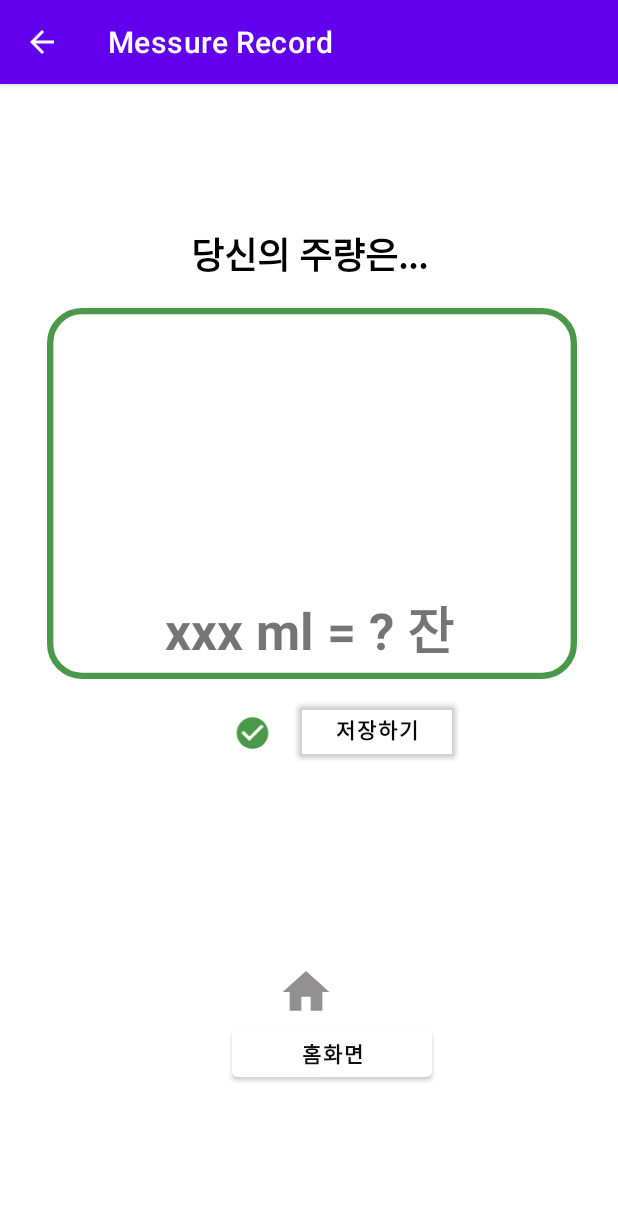
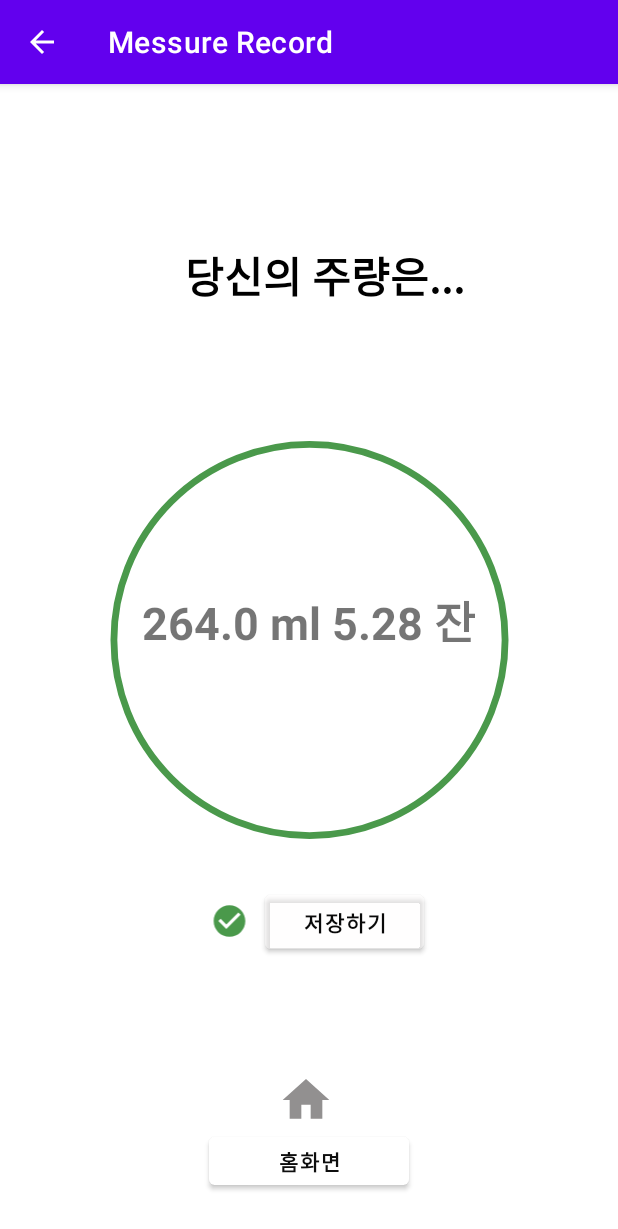
Before and after one commit to seohyun-kim/Drinking-Controller_by-Kotlin, an Android app: the MessureRecord screen opened directly, with no data from a screen before it, on a phone screen of 412 x 824 dp. Shown: the top 1229 px of the screen. Run offline under Robolectric (Android 15) with nearby library versions, the phone set to English and light mode, and no system bars.

Commit message:
ui 수정중

```diff
--- a/app/build.gradle
+++ b/app/build.gradle
@@ -17,6 +17,7 @@ android {
         versionCode 1
         versionName "1.0"
         testInstrumentationRunner "androidx.test.runner.AndroidJUnitRunner"
+        vectorDrawables.useSupportLibrary = true
     }
 
     buildTypes {
@@ -41,6 +42,7 @@ dependencies {
     implementation 'androidx.appcompat:appcompat:1.3.0'
     implementation 'com.google.android.material:material:1.3.0'
     implementation 'androidx.constraintlayout:constraintlayout:2.0.4'
+    implementation 'androidx.recyclerview:recyclerview-selection:1.0.0'
     testImplementation 'junit:junit:4.+'
     androidTestImplementation 'androidx.test.ext:junit:1.1.2'
     androidTestImplementation 'androidx.test.espresso:espresso-core:3.3.0'
--- a/app/src/main/AndroidManifest.xml
+++ b/app/src/main/AndroidManifest.xml
@@ -2,6 +2,9 @@
 <manifest xmlns:android="http://schemas.android.com/apk/res/android"
     package="com.example.myappbykotlin_1">
 
+    <uses-permission android:name="android.permission.BLUETOOTH" />
+    <uses-permission android:name="android.permission.BLUETOOTH_ADMIN" />
+    <uses-permission android:name="android.permission.ACCESS_FINE_LOCATION" />
     <application
         android:allowBackup="true"
         android:icon="@mipmap/ic_launcher"
--- a/app/src/main/java/com/example/myappbykotlin_1/MessureRecord.kt
+++ b/app/src/main/java/com/example/myappbykotlin_1/MessureRecord.kt
@@ -1,13 +1,19 @@
 package com.example.myappbykotlin_1
-
 import android.content.Intent
-import androidx.appcompat.app.AppCompatActivity
+import android.os.Build
 import android.os.Bundle
 import android.util.Log
-import android.widget.Toolbar
+import androidx.annotation.RequiresApi
+import androidx.appcompat.app.AppCompatActivity
+import com.example.myappbykotlin_1.databinding.ActivityMessureRecordBinding
+import java.time.LocalDate
+import java.util.Locale
+import java.text.SimpleDateFormat
+import java.util.Date
+import java.util.*
 
-import com.example.myappbykotlin_1.databinding.ActivityMessureRecordBinding
-    class MessureRecord: AppCompatActivity() {
+class MessureRecord: AppCompatActivity() {
+    @RequiresApi(Build.VERSION_CODES.O)
     override fun onCreate(savedInstanceState: Bundle?) {
         super.onCreate(savedInstanceState)
         setContentView(R.layout.activity_messure_record)
@@ -19,23 +25,54 @@ import com.example.myappbykotlin_1.databinding.ActivityMessureRecordBinding
         //set back button
         actionbar.setDisplayHomeAsUpEnabled(true)
         actionbar.setDisplayHomeAsUpEnabled(true)
-
+        val now = LocalDate.now()
+        // 현재시간을 가져오기
+        val long_now = System.currentTimeMillis()
+        // 현재 시간을 Date 타입으로 변환
+        val t_date = Date(long_now)
+        // 날짜, 시간을 가져오고 싶은 형태 선언
+        val t_dateFormat = SimpleDateFormat("yyyy-MM-dd", Locale("ko", "KR"))
+        // 현재 시간을 dateFormat 에 선언한 형태의 String 으로 변환
+        val str_date = t_dateFormat.format(t_date)
+        println("현재 날짜 및 시간 : "+str_date)
+        //확인용임. 잘 되면 삭제할거
+        println("현재 날짜"+now)
         //뷰 바인딩
         val binding=ActivityMessureRecordBinding.inflate(layoutInflater) //뷰 바인딩 사용 준비
         setContentView(binding.root) //화면 안의 버튼 사용 가능
+        var drinkcapacity :Float = 264F;
+        var ml_drinkcapacity :Float = drinkcapacity/50;
+        binding.drinkcapacitytext.text= drinkcapacity.toString()+" ml " + ml_drinkcapacity.toString()+" 잔 ";
         binding.homebackbtn.setOnClickListener{
             val nextIntent = Intent(this,MainActivity::class.java)
             startActivity(nextIntent)
             Log.d("Btn", "Messure Record Btn is clicked! method = Log.d")
         } //binding 변수로 뷰에서 만든 버튼에 접근 가능
         //임시로 값 저장
-        var drinkcapacity :Float = 100F;
-        var ml_drinkcapacity :Float = drinkcapacity/50;
+
         binding.savebtn.setOnClickListener{
-            binding.drinkcapacitytext.text= drinkcapacity.toString()+" ml " + ml_drinkcapacity.toString()+" 잔 ";
-            drinkcapacity+=50
-            ml_drinkcapacity = drinkcapacity/50
-
+            //내부저장소 이용
+            val sharedPreference = getSharedPreferences("test", 0);
+            val editor = sharedPreference.edit();
+            //데이터 넣음(key=> 날짜, value==>주량)
+//            editor.putString("2021-07-25", 100F.toString());
+//            editor.putString("2021-07-26", 100F.toString());
+//            editor.putString("2021-07-27", 183F.toString());
+//            editor.putString("2021-07-28", 240F.toString());
+//            editor.putString("2021-07-29", 73F.toString());
+            editor.putString("$now", drinkcapacity.toString());
+            editor.apply();
+            //없는 데이터 출력하면 "데이터 없음"이라고 뜸
+            val value1 = sharedPreference.getString("2021-07-24", "데이터 없음");
+            Log.d("no data","value"+value1);
+            //내부저장소 전체 출력
+            val allEntries: Map<String, *> = sharedPreference.getAll()
+            for ((key, value) in allEntries) {
+                Log.d("entire values", key + ": " + value.toString())
+            }
+            //데이터 삭제
+//            editor.clear()
+//            editor.apply()
         }
     }
     override fun onSupportNavigateUp(): Boolean {
--- /dev/null
+++ b/app/src/main/res/drawable/circle_g.xml
@@ -0,0 +1,7 @@
+<?xml version="1.0" encoding="utf-8"?>
+
+<shape xmlns:android="http://schemas.android.com/apk/res/android" android:shape="oval">
+    <solid android:color="#FFFFFF"/>
+    <stroke android:width="6dp" android:color="#4A994B"/>
+    <size android:width="350dp" android:height="350dp"/>
+</shape>
--- a/app/src/main/res/layout/activity_messure_record.xml
+++ b/app/src/main/res/layout/activity_messure_record.xml
@@ -14,18 +14,19 @@
         android:layout_height="48dp"
         android:layout_marginStart="10dp"
         android:layout_marginEnd="50dp"
-        android:layout_marginBottom="45dp"
+        android:layout_marginBottom="76dp"
         android:text="@string/Savebutton"
         android:textColor="#090909"
         android:textSize="14sp"
         android:textStyle="bold"
-        app:backgroundTint="#00FFFDFD"
+        app:backgroundTint="#65FFFCFC"
+        app:iconTint="#FFFFFF"
         app:layout_constraintBottom_toTopOf="@+id/homebackimg"
         app:layout_constraintEnd_toEndOf="parent"
-        app:layout_constraintHorizontal_bias="0.096"
+        app:layout_constraintHorizontal_bias="0.0"
         app:layout_constraintStart_toEndOf="@+id/saveimg"
-        app:layout_constraintTop_toBottomOf="@+id/rectangleimg"
-        app:layout_constraintVertical_bias="0.099" />
+        app:rippleColor="#FBFBFB"
+        app:strokeColor="#400A0A" />
 
     <Button
         android:id="@+id/homebackbtn"
@@ -39,81 +40,77 @@
         app:backgroundTint="@color/white"
         app:layout_constraintBottom_toBottomOf="parent"
         app:layout_constraintEnd_toEndOf="parent"
-        app:layout_constraintHorizontal_bias="0.556"
         app:layout_constraintStart_toStartOf="parent"
         app:layout_constraintTop_toBottomOf="@+id/savebtn"
-        app:layout_constraintVertical_bias="0.486" />
+        app:layout_constraintVertical_bias="0.575" />
 
     <ImageView
         android:id="@+id/homebackimg"
         android:layout_width="48dp"
         android:layout_height="37dp"
         android:layout_marginStart="180dp"
-        android:layout_marginTop="60dp"
         android:layout_marginEnd="180dp"
         android:contentDescription="@string/homeimg"
         app:layout_constraintBottom_toTopOf="@+id/homebackbtn"
         app:layout_constraintEnd_toEndOf="parent"
         app:layout_constraintHorizontal_bias="0.0"
         app:layout_constraintStart_toStartOf="parent"
-        app:layout_constraintTop_toBottomOf="@+id/rectangleimg"
-        app:layout_constraintVertical_bias="1.0"
         app:srcCompat="@drawable/ic_baseline_home_24" />
 
     <ImageView
         android:id="@+id/saveimg"
         android:layout_width="27dp"
         android:layout_height="25dp"
-        android:layout_marginTop="15dp"
         android:layout_marginEnd="10dp"
-        android:layout_marginBottom="70dp"
+        android:layout_marginBottom="88dp"
         android:contentDescription="@string/saveimg"
         app:layout_constraintBottom_toTopOf="@+id/homebackimg"
         app:layout_constraintEnd_toEndOf="parent"
-        app:layout_constraintHorizontal_bias="0.412"
+        app:layout_constraintHorizontal_bias="0.371"
         app:layout_constraintStart_toStartOf="parent"
-        app:layout_constraintTop_toBottomOf="@+id/rectangleimg"
-        app:layout_constraintVertical_bias="0.103"
         app:srcCompat="@drawable/ic_baseline_check_circle_24" />
 
+    <TextView
+        android:id="@+id/textView3"
+        android:layout_width="327dp"
+        android:layout_height="96dp"
+        android:layout_marginTop="80dp"
+        android:gravity="center_horizontal|center_vertical"
+        android:text="@string/drinktext"
+        android:textColor="#000000"
+        android:textSize="28sp"
+        android:textStyle="bold"
+        app:layout_constraintEnd_toEndOf="parent"
+        app:layout_constraintHorizontal_bias="0.63"
+        app:layout_constraintStart_toStartOf="parent"
+        app:layout_constraintTop_toTopOf="parent" />
+
     <ImageView
-        android:id="@+id/rectangleimg"
-        android:layout_width="372dp"
-        android:layout_height="247dp"
-        android:contentDescription="@string/recimg"
-        app:layout_constraintBottom_toBottomOf="parent"
+        android:id="@+id/imageView4"
+        android:layout_width="315dp"
+        android:layout_height="265dp"
+        android:layout_marginBottom="10dp"
+        android:contentDescription="TODO"
+        app:layout_constraintBottom_toTopOf="@+id/savebtn"
         app:layout_constraintEnd_toEndOf="parent"
-        app:layout_constraintHorizontal_bias="0.555"
         app:layout_constraintStart_toStartOf="parent"
-        app:layout_constraintTop_toTopOf="parent"
-        app:layout_constraintVertical_bias="0.287"
-        app:srcCompat="@drawable/ic_baseline_crop_5_4_24" />
+        app:layout_constraintTop_toBottomOf="@+id/textView3"
+        app:layout_constraintVertical_bias="0.744"
+        app:srcCompat="@drawable/circle_g" />
 
     <TextView
         android:id="@+id/drinkcapacitytext"
-        android:layout_width="246dp"
-        android:layout_height="49dp"
-        android:layout_marginBottom="10dp"
+        android:layout_width="222dp"
+        android:layout_height="43dp"
         android:gravity="center_horizontal|center_vertical"
         android:text="@string/Drinkcapacity"
-        android:textSize="34sp"
+        android:textSize="30sp"
         android:textStyle="bold"
-        app:layout_constraintBottom_toBottomOf="@+id/rectangleimg"
+        app:layout_constraintBottom_toBottomOf="@+id/imageView4"
         app:layout_constraintEnd_toEndOf="parent"
-        app:layout_constraintStart_toStartOf="parent" />
-
-    <TextView
-        android:layout_width="324dp"
-        android:layout_height="71dp"
-        android:gravity="center_horizontal|center_vertical"
-        android:text="당신의 주량은..."
-        android:textColor="#000000"
-        android:textSize="24sp"
-        android:textStyle="bold"
-        app:layout_constraintBottom_toTopOf="@+id/rectangleimg"
-        app:layout_constraintEnd_toEndOf="parent"
+        app:layout_constraintHorizontal_bias="0.497"
         app:layout_constraintStart_toStartOf="parent"
-        app:layout_constraintTop_toTopOf="parent"
-        app:layout_constraintVertical_bias="1.0" />
+        app:layout_constraintTop_toBottomOf="@+id/textView3"
+        app:layout_constraintVertical_bias="0.564" />
 
 </androidx.constraintlayout.widget.ConstraintLayout>
--- a/app/src/main/res/values/strings.xml
+++ b/app/src/main/res/values/strings.xml
@@ -11,4 +11,5 @@
     <string name="saveimg">TODO</string>
     <string name="recimg">TODO</string>
     <string name="resultcheck">결과확인</string>
+    <string name="drinktext">당신의 주량은...</string>
 </resources>
```
Also changed, not shown: app/src/main/java/com/example/myappbykotlin_1/MainActivity.kt (line endings or trailing spaces).
